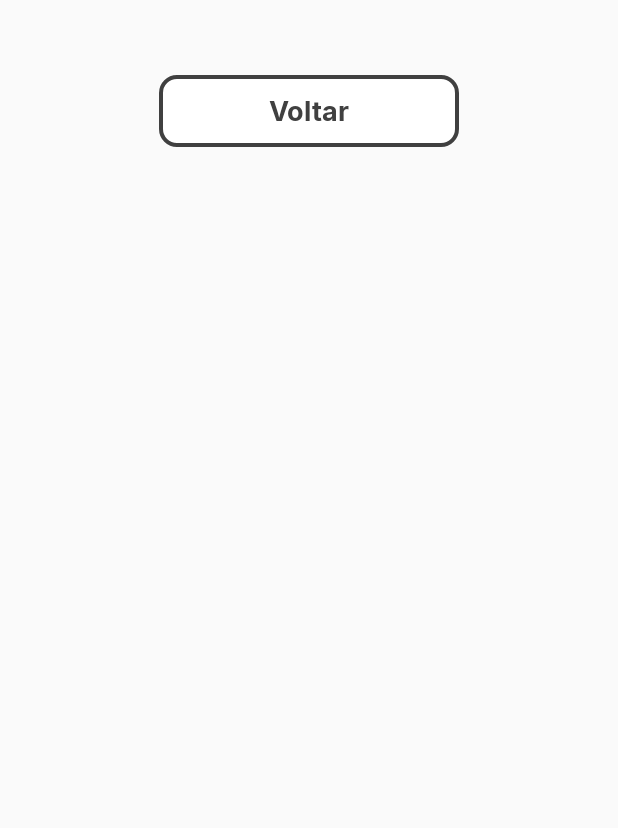
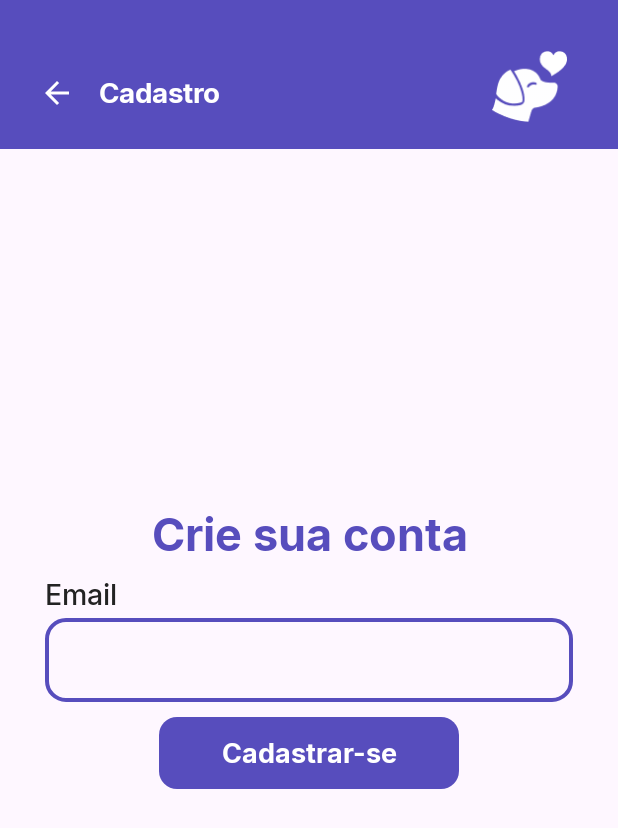
Before and after one commit to Chrb09/InclusipetProject_Mobile, an Android app built with Jetpack Compose: the screen it shows after launch (MainActivity), after a tap on "Criar conta", on a phone screen of 412 x 824 dp. Shown: the top 828 px of the screen. Run offline under Robolectric (Android 15) with nearby library versions, the phone set to English and light mode, and no system bars.

Commit message:
update formularios de login e cadastro

```diff
--- a/app/src/main/java/com/example/inclusipet/Cadastro.kt
+++ b/app/src/main/java/com/example/inclusipet/Cadastro.kt
@@ -1,71 +1,173 @@
 package com.example.inclusipet
 
 import androidx.compose.foundation.BorderStroke
+import androidx.compose.foundation.Image
+import androidx.compose.foundation.border
+import androidx.compose.foundation.layout.Arrangement
 import androidx.compose.foundation.layout.Box
 import androidx.compose.foundation.layout.Column
 import androidx.compose.foundation.layout.WindowInsets
 import androidx.compose.foundation.layout.asPaddingValues
 import androidx.compose.foundation.layout.calculateEndPadding
 import androidx.compose.foundation.layout.calculateStartPadding
+import androidx.compose.foundation.layout.fillMaxHeight
+import androidx.compose.foundation.layout.fillMaxSize
 import androidx.compose.foundation.layout.fillMaxWidth
+import androidx.compose.foundation.layout.height
 import androidx.compose.foundation.layout.padding
 import androidx.compose.foundation.layout.safeDrawing
 import androidx.compose.foundation.layout.size
 import androidx.compose.foundation.layout.statusBarsPadding
 import androidx.compose.foundation.shape.RoundedCornerShape
+import androidx.compose.material.icons.Icons
+import androidx.compose.material.icons.filled.ArrowBack
 import androidx.compose.material3.Button
 import androidx.compose.material3.ButtonDefaults
+import androidx.compose.material3.ExperimentalMaterial3Api
+import androidx.compose.material3.Icon
+import androidx.compose.material3.IconButton
+import androidx.compose.material3.OutlinedTextField
+import androidx.compose.material3.OutlinedTextFieldDefaults
+import androidx.compose.material3.Scaffold
 import androidx.compose.material3.Text
+import androidx.compose.material3.TextField
+import androidx.compose.material3.TextFieldDefaults
+import androidx.compose.material3.TopAppBar
+import androidx.compose.material3.TopAppBarDefaults
 import androidx.compose.runtime.Composable
+import androidx.compose.runtime.getValue
+import androidx.compose.runtime.mutableStateOf
+import androidx.compose.runtime.remember
+import androidx.compose.runtime.setValue
 import androidx.compose.ui.Alignment
 import androidx.compose.ui.Modifier
+import androidx.compose.ui.graphics.Color
+import androidx.compose.ui.layout.ContentScale
 import androidx.compose.ui.platform.LocalLayoutDirection
 import androidx.compose.ui.res.colorResource
+import androidx.compose.ui.res.painterResource
 import androidx.compose.ui.unit.dp
 import androidx.navigation.NavController
 import com.example.inclusipet.ui.theme.InclusipetTheme
 import com.example.inclusipet.ui.theme.buttonStyle
+import com.example.inclusipet.ui.theme.labelStyle
+import com.example.inclusipet.ui.theme.titleCenterStyle
+import com.example.inclusipet.ui.theme.topBarStyle
 
+@OptIn(ExperimentalMaterial3Api::class)
 @Composable
 fun Cadastro(navController: NavController, modifier: Modifier = Modifier) {
+    var email by remember{
+        mutableStateOf("")
+    }
+    var senha by remember{
+        mutableStateOf("")
+    }
+    var nome by remember{
+        mutableStateOf("")
+    }
+    var datanasc by remember{
+        mutableStateOf("")
+    }
+    var cpf by remember{
+        mutableStateOf("")
+    }
+    var telefone by remember{
+        mutableStateOf("")
+    }
+    var endereco by remember{
+        mutableStateOf("")
+    }
     InclusipetTheme(darkTheme = false, dynamicColor = false) {
         val layoutDirection = LocalLayoutDirection.current
-        Box(
+        Scaffold(
             modifier = Modifier
-                .statusBarsPadding()
-                .padding(
-                    start = WindowInsets.safeDrawing
-                        .asPaddingValues()
-                        .calculateStartPadding(layoutDirection),
-                    end = WindowInsets.safeDrawing
-                        .asPaddingValues()
-                        .calculateEndPadding(layoutDirection),
-                ),
+                .fillMaxSize()
+                .statusBarsPadding(),
+            topBar = {
+                TopAppBar(
+                    windowInsets = WindowInsets(10.dp, 30.dp, 10.dp, 5.dp),
+                    title = {
+                        Text(
+                        text = "Cadastro",
+                            style = topBarStyle
+                        )
+                    },
+                    navigationIcon = {
+                        IconButton(onClick = { navController.navigate(Routes.index) }) {
+                            Icon(
+                                imageVector = Icons.Default.ArrowBack,
+                                tint = colorResource(R.color.white),
+                                contentDescription = "Voltar"
+                            )
+                        }
+                    },
+                    actions = {
+                        Image(
+                            painter = painterResource(R.drawable.inclusipet_topbar),
+                            modifier = Modifier.size(70.dp).padding(end = 20.dp, bottom = 10.dp),
+                            contentDescription = null,
+                        )
+                    },
+                    colors = TopAppBarDefaults.topAppBarColors(colorResource(R.color.purple_100))
+                )
+            }
+        ) {
+            it.calculateTopPadding()
+            Column(
+                modifier = Modifier
+                    .fillMaxSize()
+                    .padding(30.dp,90.dp,30.dp, 50.dp),
+                horizontalAlignment = Alignment.CenterHorizontally,
+                verticalArrangement = Arrangement.Center
             ) {
                 Column(
-                modifier = Modifier
-                    .fillMaxWidth()
-                    .padding(30.dp, 50.dp),
+                    verticalArrangement = Arrangement.spacedBy(10.dp),
                     horizontalAlignment = Alignment.CenterHorizontally
                 ) {
+                    Text(
+                        text = "Crie sua conta",
+                        style = titleCenterStyle,
+                        )
+                    Column(
+                        verticalArrangement = Arrangement.spacedBy(4.dp),
+                        ) {
+                        Text(
+                            modifier = Modifier.fillMaxWidth(),
+                            text = "Email",
+                            style = labelStyle
+                        )
+                        TextField(
+                            modifier = Modifier.fillMaxWidth().border(width = 2.5.dp, color = colorResource(R.color.purple_100), shape = RoundedCornerShape(14.dp)),
+                            value = email,
+                            onValueChange = { email = it },
+                            colors = TextFieldDefaults.colors(
+                                unfocusedContainerColor = Color.Transparent,
+                                focusedContainerColor = Color.Transparent,
+                                unfocusedIndicatorColor = Color.Transparent,
+                                focusedIndicatorColor = Color.Transparent,
+                                cursorColor = colorResource(R.color.purple_100)
+                            ),
+
+                            shape = RoundedCornerShape(20.dp)
+                        )
+                    }
+
                     Button(
                         onClick = {
-                        navController.navigate(Routes.index)
+                            navController.navigate(Routes.cadastro)
                         },
                         modifier = Modifier.size(width = 200.dp, height = 48.dp),
-                    shape = RoundedCornerShape(12.dp),
-                    colors = ButtonDefaults.buttonColors(
-                        containerColor = colorResource(R.color.white),
-                        contentColor = colorResource(R.color.grey_100)
-                    ),
-                    border = BorderStroke(2.5.dp, colorResource(R.color.grey_100))
+                        shape = RoundedCornerShape(12.dp)
                     ) {
                         Text(
-                        text = "Voltar",
+                            text = "Cadastrar-se",
                             style = buttonStyle
                         )
                     }
                 }
+
             }
         }
     }
+}
--- a/app/src/main/java/com/example/inclusipet/Index.kt
+++ b/app/src/main/java/com/example/inclusipet/Index.kt
@@ -19,6 +19,7 @@ import androidx.compose.foundation.layout.statusBarsPadding
 import androidx.compose.foundation.shape.RoundedCornerShape
 import androidx.compose.material3.Button
 import androidx.compose.material3.ButtonDefaults
+import androidx.compose.material3.Scaffold
 import androidx.compose.material3.Text
 import androidx.compose.runtime.Composable
 import androidx.compose.ui.Alignment
@@ -42,18 +43,12 @@ import com.example.inclusipet.ui.theme.inter
 fun Index(navController: NavController, modifier: Modifier = Modifier) {
     InclusipetTheme(darkTheme = false, dynamicColor = false) {
         val layoutDirection = LocalLayoutDirection.current
-    Box(
+        Scaffold(
             modifier = Modifier
-            .statusBarsPadding()
-            .padding(
-                start = WindowInsets.safeDrawing
-                    .asPaddingValues()
-                    .calculateStartPadding(layoutDirection),
-                end = WindowInsets.safeDrawing
-                    .asPaddingValues()
-                    .calculateEndPadding(layoutDirection),
-            ),
+                .fillMaxSize()
+                .statusBarsPadding(),
         ) {
+            it.calculateTopPadding()
                 Column(
                     modifier = Modifier
                         .fillMaxWidth()
@@ -122,7 +117,6 @@ fun Index(navController: NavController, modifier: Modifier = Modifier) {
                             )
                         }
                 }
-
             }
         }
     }
--- a/app/src/main/java/com/example/inclusipet/Login.kt
+++ b/app/src/main/java/com/example/inclusipet/Login.kt
@@ -7,6 +7,7 @@ import androidx.compose.foundation.layout.WindowInsets
 import androidx.compose.foundation.layout.asPaddingValues
 import androidx.compose.foundation.layout.calculateEndPadding
 import androidx.compose.foundation.layout.calculateStartPadding
+import androidx.compose.foundation.layout.fillMaxSize
 import androidx.compose.foundation.layout.fillMaxWidth
 import androidx.compose.foundation.layout.padding
 import androidx.compose.foundation.layout.safeDrawing
@@ -15,39 +16,48 @@ import androidx.compose.foundation.layout.statusBarsPadding
 import androidx.compose.foundation.shape.RoundedCornerShape
 import androidx.compose.material3.Button
 import androidx.compose.material3.ButtonDefaults
+import androidx.compose.material3.Scaffold
 import androidx.compose.material3.Text
 import androidx.compose.runtime.Composable
 import androidx.compose.ui.Alignment
 import androidx.compose.ui.Modifier
 import androidx.compose.ui.platform.LocalLayoutDirection
 import androidx.compose.ui.res.colorResource
+import androidx.compose.ui.text.TextStyle
+import androidx.compose.ui.text.font.FontWeight
+import androidx.compose.ui.text.style.TextAlign
 import androidx.compose.ui.unit.dp
+import androidx.compose.ui.unit.sp
 import androidx.navigation.NavController
 import com.example.inclusipet.ui.theme.InclusipetTheme
 import com.example.inclusipet.ui.theme.buttonStyle
+import com.example.inclusipet.ui.theme.inter
+import com.example.inclusipet.ui.theme.titleCenterStyle
 
 @Composable
 fun Login(navController: NavController, modifier: Modifier = Modifier) {
     InclusipetTheme(darkTheme = false, dynamicColor = false) {
         val layoutDirection = LocalLayoutDirection.current
-        Box(
+        Scaffold(
             modifier = Modifier
-                .statusBarsPadding()
-                .padding(
-                    start = WindowInsets.safeDrawing
-                        .asPaddingValues()
-                        .calculateStartPadding(layoutDirection),
-                    end = WindowInsets.safeDrawing
-                        .asPaddingValues()
-                        .calculateEndPadding(layoutDirection),
-                ),
+                .fillMaxSize()
+                .statusBarsPadding(),
+            topBar = {
+
+            }
         ) {
+            it.calculateTopPadding()
             Column(
                 modifier = Modifier
                     .fillMaxWidth()
                     .padding(30.dp, 50.dp),
                 horizontalAlignment = Alignment.CenterHorizontally
             ) {
+                Text(
+                    text = "Bem vindo de volta!",
+                    style = titleCenterStyle,
+
+                )
                 Button(
                     onClick = {
                         navController.navigate(Routes.index)
--- a/app/src/main/java/com/example/inclusipet/ui/theme/Color.kt
+++ b/app/src/main/java/com/example/inclusipet/ui/theme/Color.kt
@@ -3,4 +3,7 @@ package com.example.inclusipet.ui.theme
 import androidx.compose.ui.graphics.Color
 
 val Purple100 = Color(0xFF574DBD)
+val Purple300 = Color(0xFF403898)
+val Grey400 = Color(0xFF232323)
 val Grey100 = Color(0xFF404040)
+val White = Color(0xFFFFFFFF)
--- a/app/src/main/java/com/example/inclusipet/ui/theme/Type.kt
+++ b/app/src/main/java/com/example/inclusipet/ui/theme/Type.kt
@@ -5,9 +5,9 @@ import androidx.compose.ui.text.TextStyle
 import androidx.compose.ui.text.font.Font
 import androidx.compose.ui.text.font.FontFamily
 import androidx.compose.ui.text.font.FontWeight
+import androidx.compose.ui.text.style.TextAlign
 import androidx.compose.ui.unit.sp
 import com.example.inclusipet.R
-
 
 
 // Set of Material typography styles to start with
@@ -49,3 +49,33 @@ val buttonStyle = TextStyle(
     fontWeight = FontWeight.Bold,
     fontSize = 18.sp,
 )
+val topBarStyle = TextStyle(
+    fontFamily = inter,
+    fontSize = 18.5.sp,
+    color = White,
+    fontWeight = FontWeight.Bold,
+)
+
+val labelStyle = TextStyle(
+    fontFamily = inter,
+    fontSize = 19.sp,
+    color = Grey400,
+    fontWeight = FontWeight.Medium,
+    textAlign = TextAlign.Left
+)
+
+val titleCenterStyle = TextStyle(
+    fontFamily = inter,
+    fontSize = 30.sp,
+    color = Purple100,
+    fontWeight = FontWeight.Bold,
+    textAlign = TextAlign.Center
+)
+
+val titleStyle = TextStyle(
+    fontFamily = inter,
+    fontSize = 30.sp,
+    color = Purple100,
+    fontWeight = FontWeight.Bold,
+    textAlign = TextAlign.Left
+)
```
Also changed, not shown: app/src/main/res/drawable-nodpi/inclusipet_topbar.png (added). Lines whose indentation alone changed are shown as unchanged.
